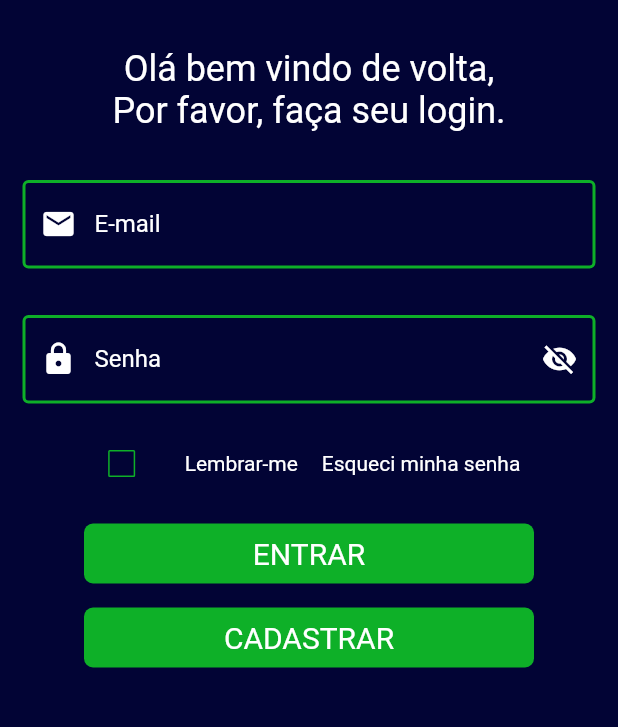
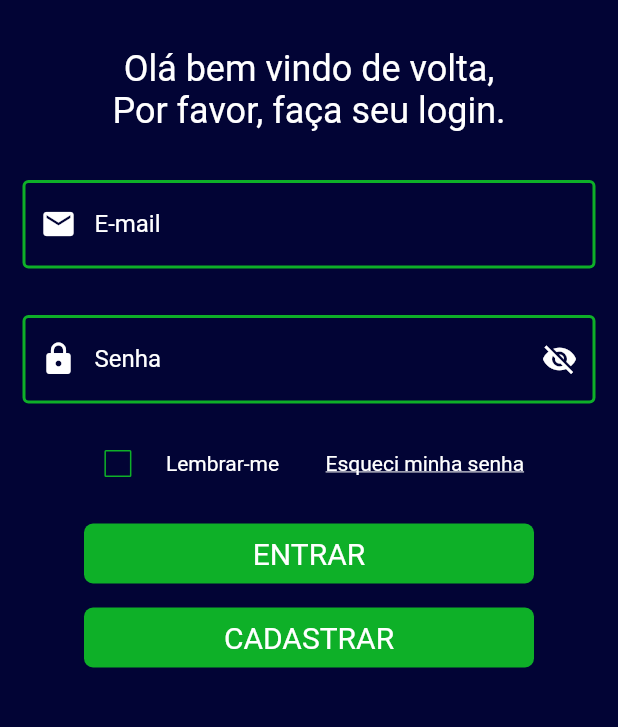
Before and after one commit to visued/HackatonG3X, a Flutter app: the screen it shows after launch, on a phone screen of 412 x 824 dp, the part 315-1042 px from its top. Run offline on Flutter 3.47's test engine with Material 2 defaults, Android fonts, the phone set to English and light mode, and no system bars; our stand-ins replace camera, dio, flutter_secure_storage, pin_code_fields; Roboto replaces fonts that are missing (RobotoRegular).

Commit message:
Ajustes de telas :iphone:
Mudanças de padding no login, adicionado botão de ajuda na tela de nova ocorrência

```diff
--- a/front/fiscaliza_front/lib/src/screens/login_screen.dart
+++ b/front/fiscaliza_front/lib/src/screens/login_screen.dart
@@ -73,7 +73,7 @@ class _LoginScreenState extends State<LoginScreen> {
                   ),
                   border: OutlineInputBorder(),
                   labelText: 'E-mail',
-                  hintText: 'abc@gmail.com',
+                  hintText: 'Digite seu e-mail',
                   labelStyle: TextStyle(color: Colors.white),
                   hintStyle: TextStyle(color: Colors.white),
                   prefixIcon: Icon(Icons.email, color: Colors.white),
@@ -122,7 +122,7 @@ class _LoginScreenState extends State<LoginScreen> {
                           _obscureText = !_obscureText;
                         });
                       }),
-                  errorText: _validate ? 'campo obrigatório' : null,
+                  errorText: _validate ? 'Campo obrigatório' : null,
                 ),
               ),
             ),
@@ -146,14 +146,16 @@ class _LoginScreenState extends State<LoginScreen> {
                   value: _rememberMe,
                   onChanged: _handleRememberme,
                 ),
-                SizedBox(width: 10.0),
                 TextButton(
                   onPressed: () {
                     // Salvar senha
                   },
-                  child: Text(
-                    'Lembrar-me',
-                    style: TextStyle(color: Colors.white, fontSize: 14),
+                  child: Padding(
+                    padding: EdgeInsets.only(right: 15),
+                    child: Text(
+                      'Lembrar-me',
+                      style: TextStyle(color: Colors.white, fontSize: 14),
+                    ),
                   ),
                 ),
                 TextButton(
@@ -163,7 +165,10 @@ class _LoginScreenState extends State<LoginScreen> {
                   },
                   child: Text(
                     'Esqueci minha senha',
-                    style: TextStyle(color: Colors.white, fontSize: 14),
+                    style: TextStyle(
+                        color: Colors.white,
+                        fontSize: 14,
+                        decoration: TextDecoration.underline),
                   ),
                 ),
               ],
--- a/front/fiscaliza_front/lib/src/screens/register_screen.dart
+++ b/front/fiscaliza_front/lib/src/screens/register_screen.dart
@@ -1,4 +1,3 @@
-import 'package:fiscaliza_front/src/screens/login_screen.dart';
 import 'package:fiscaliza_front/src/screens/securitycode_register_screen.dart';
 import 'package:flutter/material.dart';
 
--- a/front/fiscaliza_front/lib/src/services/authentication.dart
+++ b/front/fiscaliza_front/lib/src/services/authentication.dart
@@ -3,7 +3,7 @@ import 'dart:convert';
 import 'package:dio/dio.dart';
 import 'package:fiscaliza_front/src/authentication/auth_urls.dart';
 import 'package:fiscaliza_front/src/models/auth_token.dart';
-import 'package:flutter/rendering.dart';
+
 import 'package:flutter_secure_storage/flutter_secure_storage.dart';
 
 class Authentication {
```
Also changed, not shown: front/fiscaliza_front/lib/src/screens/home_screen.dart (+7 -2 lines), front/fiscaliza_front/lib/src/screens/ocorrencia_screen.dart (+26 -2 lines), front/fiscaliza_front/lib/src/tabs/help_tab.dart (+10 -0 lines).
